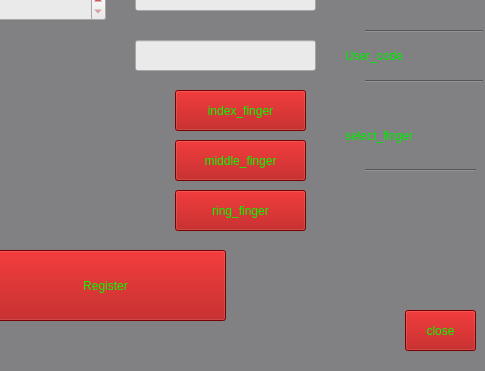
The window that demo_fingerprint/createuserwindow.ui (Cnl36/Project_qt_fingerprint) describes before a commit, drawn with Qt 5; both pictures show x 315 to 800 and y 170 to 541 of the 800 by 541 pixel window.
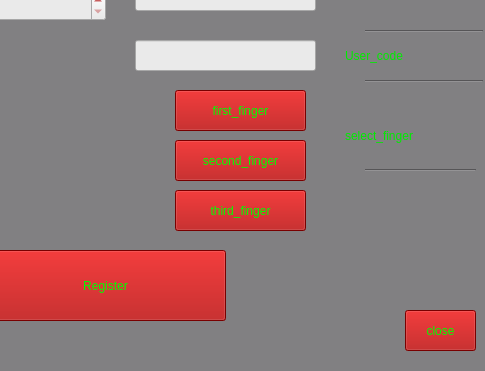
The same window after the commit.

What changed in the file:
```diff
--- a/demo_fingerprint/createuserwindow.ui
+++ b/demo_fingerprint/createuserwindow.ui
@@ -498,7 +498,7 @@
 font: 13pt &quot;Sans Serif&quot;;</string>
    </property>
    <property name="text">
-    <string>index_finger</string>
+    <string>first_finger</string>
    </property>
   </widget>
   <widget class="QPushButton" name="pushButton_5">
@@ -516,7 +516,7 @@
 font: 13pt &quot;Sans Serif&quot;;</string>
    </property>
    <property name="text">
-    <string>middle_finger</string>
+    <string>second_finger</string>
    </property>
   </widget>
   <widget class="QPushButton" name="pushButton_6">
@@ -534,7 +534,7 @@
 font: 13pt &quot;Sans Serif&quot;;</string>
    </property>
    <property name="text">
-    <string>ring_finger</string>
+    <string>third_finger</string>
    </property>
   </widget>
   <widget class="QLineEdit" name="Line_code">
```
